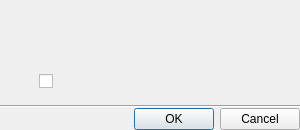
Before: the Qt Designer form client/libclient/src/ui/dialogs/common/message_box.ui in networkoptix/nx_open, drawn with Qt 5.
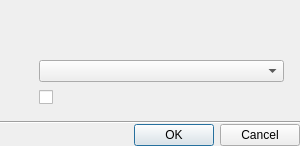
After: the same form once the commit is applied.

Commit message:
Added optional combobox to QnMessageBox
<==== Mercurial data ====>
Branch: dev_3.0.0_gui

Diff of the .ui file:
```diff
--- a/client/libclient/src/ui/dialogs/common/message_box.ui
+++ b/client/libclient/src/ui/dialogs/common/message_box.ui
@@ -7,7 +7,7 @@
     <x>0</x>
     <y>0</y>
     <width>300</width>
-    <height>130</height>
+    <height>143</height>
    </rect>
   </property>
   <layout class="QVBoxLayout" name="mainLayout">
@@ -31,6 +31,9 @@
      <property name="spacing">
       <number>16</number>
      </property>
+     <property name="sizeConstraint">
+      <enum>QLayout::SetMinAndMaxSize</enum>
+     </property>
      <property name="leftMargin">
       <number>16</number>
      </property>
@@ -87,6 +90,9 @@
          </property>
         </widget>
        </item>
+       <item>
+        <widget class="QComboBox" name="comboBox"/>
+       </item>
        <item>
         <widget class="QCheckBox" name="checkBox">
          <property name="text">
```
Left out of the diff: 14 changed lines with no effect on the pictures. The commit also changes 2 other files.
